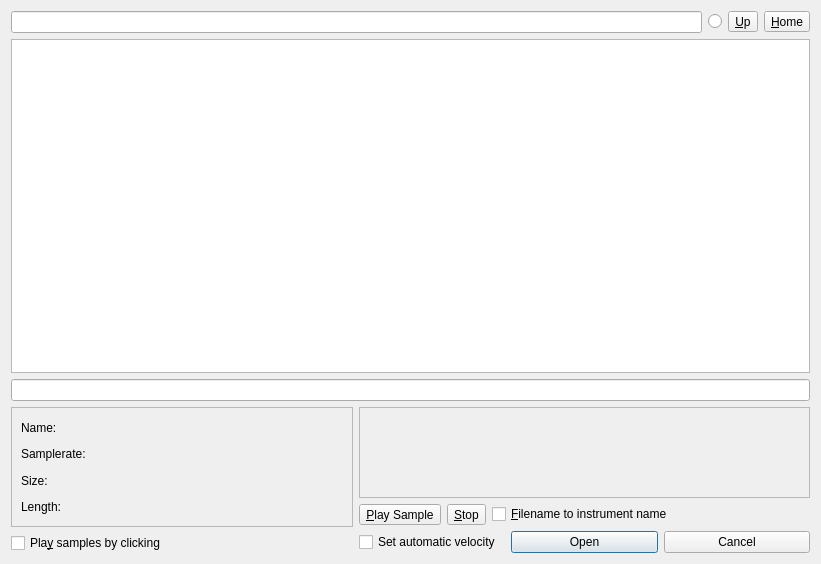
Qt form src/gui/src/AudioFileBrowser/AudioFileBrowser_UI.ui (hydrogen-music/hydrogen) before a commit.
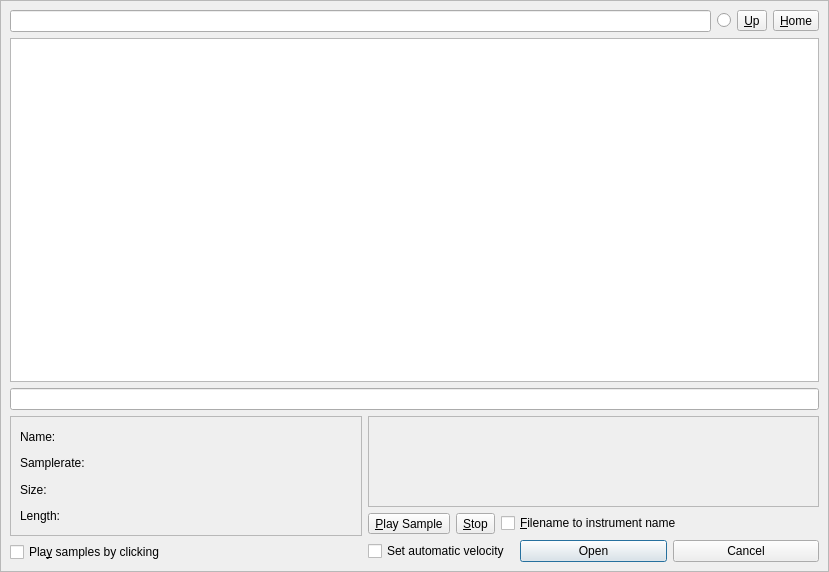
The same form after that commit.

Commit message:
AudioFileBrowser: fix layout scaling
scroll bars have been introduced using which the dialog is still usable below its minimum size. In addition, a maximization button was added to allow forcing the window below its minimum size when using a larger scaling factor.

The `QTreeView` defined in the _UI.ui file is now used directly instead of creating yet a second as its child. This allows to harness full screen size in the tree view when expanding the widget.

```diff
--- a/src/gui/src/AudioFileBrowser/AudioFileBrowser_UI.ui
+++ b/src/gui/src/AudioFileBrowser/AudioFileBrowser_UI.ui
@@ -6,28 +6,58 @@
    <rect>
     <x>0</x>
     <y>0</y>
-    <width>821</width>
-    <height>564</height>
+    <width>829</width>
+    <height>572</height>
    </rect>
   </property>
   <property name="sizePolicy">
-   <sizepolicy hsizetype="MinimumExpanding" vsizetype="MinimumExpanding">
+   <sizepolicy hsizetype="Preferred" vsizetype="Preferred">
     <horstretch>0</horstretch>
     <verstretch>0</verstretch>
    </sizepolicy>
   </property>
-  <property name="minimumSize">
-   <size>
-    <width>821</width>
-    <height>564</height>
-   </size>
-  </property>
   <property name="windowTitle">
    <string>Dialog</string>
   </property>
   <property name="sizeGripEnabled">
    <bool>false</bool>
   </property>
+  <layout class="QVBoxLayout" name="overallLayout">
+   <property name="spacing">
+    <number>0</number>
+   </property>
+   <property name="leftMargin">
+    <number>0</number>
+   </property>
+   <property name="topMargin">
+    <number>0</number>
+   </property>
+   <property name="rightMargin">
+    <number>0</number>
+   </property>
+   <property name="bottomMargin">
+    <number>0</number>
+   </property>
+   <item>
+    <widget class="QScrollArea" name="scrollArea">
+     <property name="widgetResizable">
+      <bool>true</bool>
+     </property>
+     <widget class="QWidget" name="scrollAreaContent">
+      <property name="geometry">
+       <rect>
+        <x>0</x>
+        <y>0</y>
+        <width>827</width>
+        <height>570</height>
+       </rect>
+      </property>
+      <property name="minimumSize">
+       <size>
+        <width>821</width>
+        <height>564</height>
+       </size>
+      </property>
   <layout class="QGridLayout" name="gridLayout">
    <item row="0" column="0">
     <layout class="QVBoxLayout" name="verticalLayout">
@@ -69,7 +99,20 @@
       </layout>
      </item>
      <item>
-      <widget class="QTreeView" name="treeView"/>
+          <widget class="QTreeView" name="m_pTree">
+           <property name="minimumSize">
+            <size>
+             <width>807</width>
+             <height>324</height>
+            </size>
+           </property>
+           <property name="verticalScrollBarPolicy">
+            <enum>Qt::ScrollBarAsNeeded</enum>
+           </property>
+           <property name="sizeAdjustPolicy">
+            <enum>QAbstractScrollArea::AdjustToContents</enum>
+           </property>
+          </widget>
      </item>
      <item>
       <widget class="QLineEdit" name="filelineedit"/>
@@ -214,6 +257,10 @@
    </item>
   </layout>
  </widget>
+    </widget>
+   </item>
+  </layout>
+ </widget>
  <tabstops>
   <tabstop>pathLineEdit</tabstop>
   <tabstop>hiddenCB</tabstop>
```
Left out of the diff: 2 changed lines with no effect on the pictures. Lines whose indentation alone changed are shown as unchanged. The commit also changes 2 other files.
